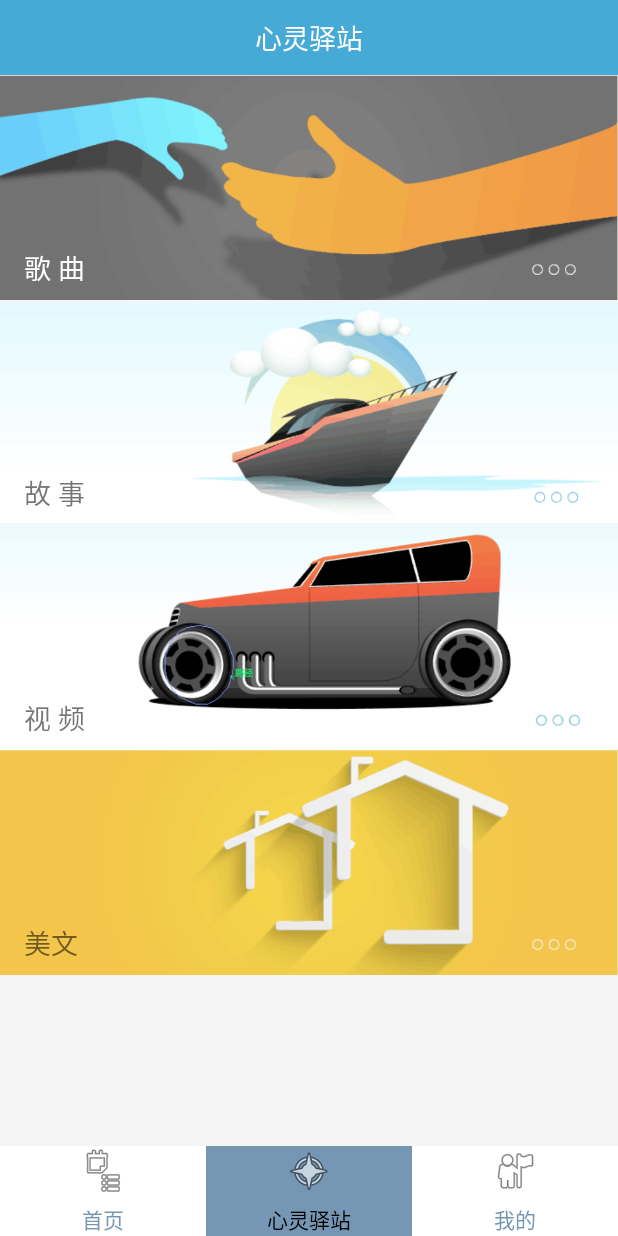
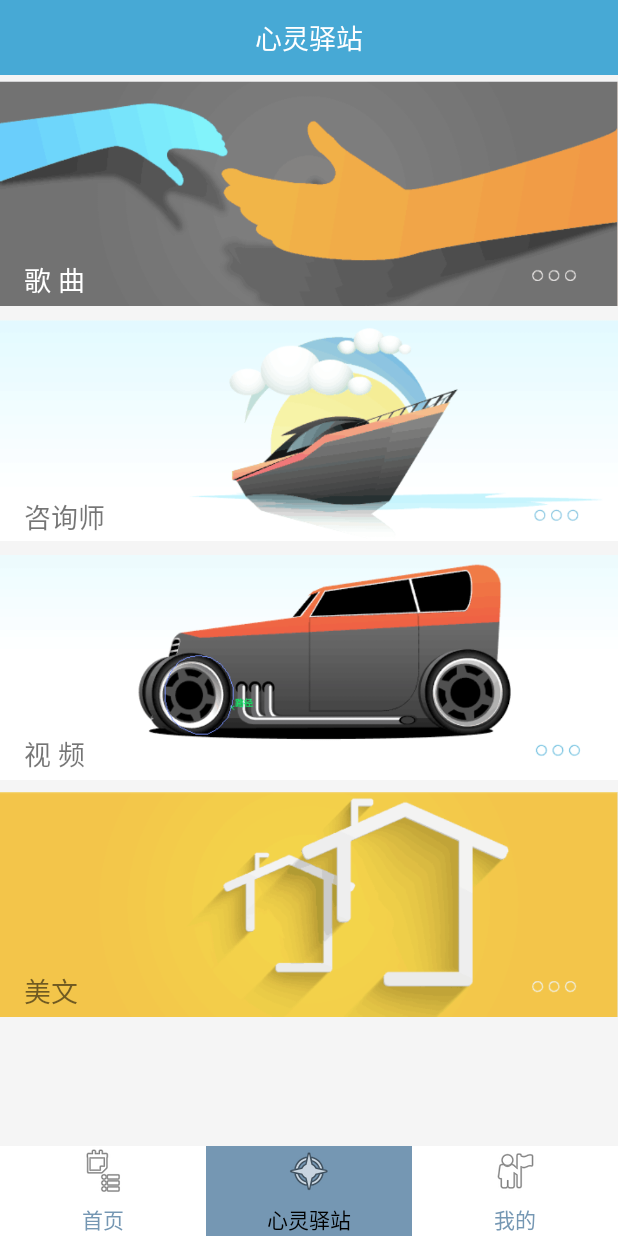
Before and after one commit to ArtAtCode/PsyCare, an Android app: the HomeFragment screen opened directly, with no data from a screen before it, after a tap on "心灵驿站", on a phone screen of 412 x 824 dp. Run offline under Robolectric (Android 15) with nearby library versions, the phone set to English and light mode, and no system bars; libraries missing offline, so code that uses them is left out: com.youth.banner; 8 statements that could not run were skipped.

Commit message:
完成了大部分功能的修改

```diff
--- a/app/build.gradle
+++ b/app/build.gradle
@@ -30,4 +30,5 @@ dependencies {
     androidTestImplementation 'com.android.support.test:runner:1.0.2'
     androidTestImplementation 'com.android.support.test.espresso:espresso-core:3.0.2'
     implementation 'com.android.support:recyclerview-v7:27.1.1'
+    implementation 'com.android.support:design:27.1.1'
 }
--- a/app/src/main/AndroidManifest.xml
+++ b/app/src/main/AndroidManifest.xml
@@ -27,9 +27,10 @@
         <activity android:name=".QuestionTestActivity" />
         <activity android:name=".ResultActivity" />
         <activity android:name=".MusicActivity" />
-        <activity android:name=".StoryActivity" />
+        <activity android:name=".ConsultantActivity" />
         <activity android:name=".VideoActivity" />
-        <activity android:name=".PassageActivity"></activity>
+        <activity android:name=".PassageActivity" />
+        <activity android:name=".PlayMusicActivity" />
     </application>
 
 </manifest>
--- a/app/src/main/java/com/art/code/psycare/CureFragment.java
+++ b/app/src/main/java/com/art/code/psycare/CureFragment.java
@@ -32,6 +32,7 @@ public class CureFragment extends Fragment {
     private OnFragmentInteractionListener mListener;
 
     private ImageView music;
+    private ImageView consultant;
 
     View view;
 
@@ -72,10 +73,18 @@ public class CureFragment extends Fragment {
         // Inflate the layout for this fragment
         view = inflater.inflate(R.layout.fragment_cure, container, false);
         music = view.findViewById(R.id.music);
+        consultant = view.findViewById(R.id.consultant);
         music.setOnClickListener(new View.OnClickListener() {
             @Override
             public void onClick(View v) {
                 Intent a = new Intent(getActivity(), MusicActivity.class);
+                startActivity(a);
+            }
+        });
+        consultant.setOnClickListener(new View.OnClickListener() {
+            @Override
+            public void onClick(View v) {
+                Intent a = new Intent(getActivity(), ConsultantActivity.class);
                 startActivity(a);
             }
         });
--- a/app/src/main/java/com/art/code/psycare/HomeFragment.java
+++ b/app/src/main/java/com/art/code/psycare/HomeFragment.java
@@ -3,6 +3,7 @@ import android.content.Context;
 import android.content.Intent;
 import android.net.Uri;
 import android.os.Bundle;
+import android.support.design.widget.FloatingActionButton;
 import android.support.v4.app.Fragment;
 import android.view.LayoutInflater;
 import android.view.View;
@@ -22,6 +23,7 @@ public class HomeFragment extends Fragment {
     private ArrayList<String> list_path_imgs = new ArrayList<>();
     private ArrayList<String> list_title = new ArrayList<>();
     private TextView startTestButton ;
+    private FloatingActionButton startTest;
     Banner banner;
     private OnFragmentInteractionListener mListener;
     public HomeFragment() {
@@ -37,6 +39,14 @@ public class HomeFragment extends Fragment {
         startTestButton.setOnClickListener(new View.OnClickListener() {
             @Override
             public void onClick(View view) {
+                Intent intent = new Intent(getActivity(),ReadSentenceActivity.class);
+                startActivity(intent);
+            }
+        });
+        startTest = view.findViewById(R.id.startTest_home);
+        startTest.setOnClickListener(new View.OnClickListener() {
+            @Override
+            public void onClick(View v) {
                 Intent intent = new Intent(getActivity(),ReadSentenceActivity.class);
                 startActivity(intent);
             }
--- a/app/src/main/res/layout/activity_music.xml
+++ b/app/src/main/res/layout/activity_music.xml
@@ -28,7 +28,7 @@
             app:layout_constraintTop_toTopOf="parent" />
 
         <ImageView
-            android:id="@+id/imageView7"
+            android:id="@+id/back_song"
             android:layout_width="wrap_content"
             android:layout_height="0dp"
             android:layout_marginStart="8dp"
@@ -38,9 +38,8 @@
             app:srcCompat="?attr/actionModeCloseDrawable" />
     </android.support.constraint.ConstraintLayout>
 
-
     <android.support.v7.widget.RecyclerView
-        android:id="@+id/recyclerView"
+        android:id="@+id/recyclerView_music"
         android:layout_width="0dp"
         android:layout_height="0dp"
         app:layout_constraintBottom_toBottomOf="parent"
--- a/app/src/main/res/layout/fragment_cure.xml
+++ b/app/src/main/res/layout/fragment_cure.xml
@@ -44,7 +44,7 @@
             <ImageView
                 android:id="@+id/passage"
                 android:layout_width="0dp"
-                android:layout_height="150dp"
+                android:layout_height="158dp"
                 android:src="@drawable/passage"
                 app:layout_constraintEnd_toEndOf="parent"
                 app:layout_constraintStart_toStartOf="parent"
@@ -53,16 +53,16 @@
             <ImageView
                 android:id="@+id/video"
                 android:layout_width="0dp"
-                android:layout_height="150dp"
+                android:layout_height="158dp"
                 android:src="@drawable/video"
                 app:layout_constraintEnd_toEndOf="parent"
                 app:layout_constraintStart_toStartOf="parent"
-                app:layout_constraintTop_toBottomOf="@+id/story" />
+                app:layout_constraintTop_toBottomOf="@+id/consultant" />
 
             <ImageView
-                android:id="@+id/story"
+                android:id="@+id/consultant"
                 android:layout_width="0dp"
-                android:layout_height="150dp"
+                android:layout_height="158dp"
                 android:src="@drawable/story"
                 app:layout_constraintEnd_toEndOf="parent"
                 app:layout_constraintStart_toStartOf="parent"
@@ -71,11 +71,10 @@
             <ImageView
                 android:id="@+id/music"
                 android:layout_width="0dp"
-                android:layout_height="150dp"
+                android:layout_height="158dp"
+                android:clickable="true"
                 android:src="@drawable/music"
-                android:clickable="true"
                 app:layout_constraintEnd_toEndOf="parent"
-                app:layout_constraintHorizontal_bias="0.0"
                 app:layout_constraintStart_toStartOf="parent"
                 app:layout_constraintTop_toTopOf="parent" />
 
@@ -97,9 +96,9 @@
                 android:layout_height="wrap_content"
                 android:layout_marginBottom="8dp"
                 android:layout_marginStart="16dp"
-                android:text="故 事"
+                android:text="咨询师"
                 android:textSize="18sp"
-                app:layout_constraintBottom_toBottomOf="@+id/story"
+                app:layout_constraintBottom_toBottomOf="@+id/consultant"
                 app:layout_constraintStart_toStartOf="parent" />
 
             <TextView
```
Also changed, not shown: app/src/main/java/com/art/code/psycare/MusicActivity.java (+51 -4 lines), app/src/main/java/com/art/code/psycare/StoryActivity.java (deleted, +0 -13 lines), app/src/main/res/layout/activity_story.xml (deleted, +0 -49 lines), app/src/main/res/layout/fragment_home.xml (+14 -0 lines), app/src/main/res/drawable/add_item.png (added).
